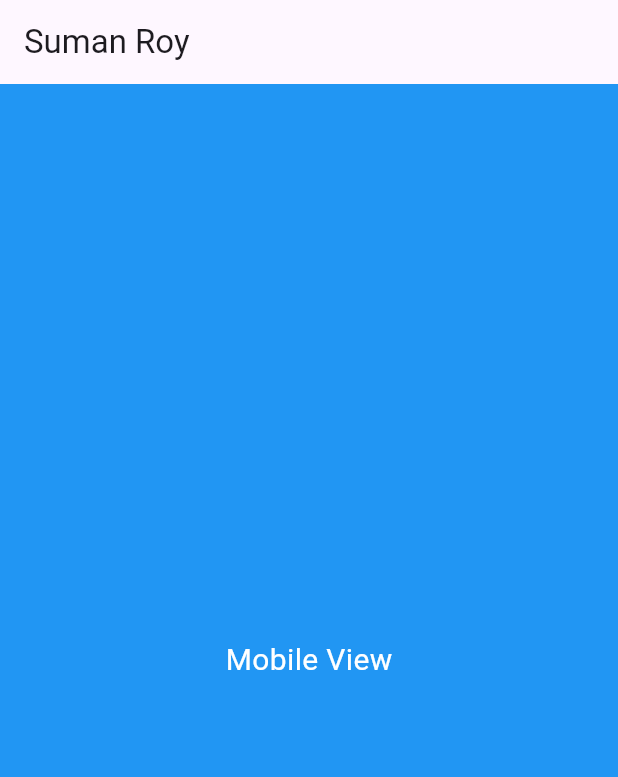
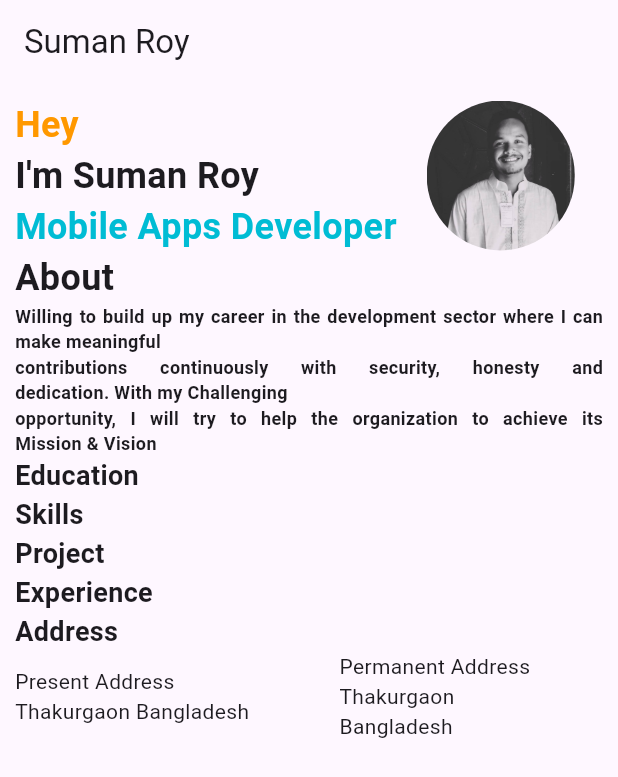
Before and after one commit to srmanry/sumanportfolio, a Flutter app: the screen it shows after launch, on a phone screen of 412 x 824 dp. Shown: the top 777 px of the screen. Run offline on Flutter 3.47's test engine with Material 3 defaults, Android fonts, the phone set to English and light mode, and no system bars; our stand-ins replace device_preview, flutter_screenutil, get; Roboto replaces fonts that are missing (SFProText).

Commit message:
last commit

```diff
--- /dev/null
+++ b/lib/feature/device/view/mobile_screen_view.dart
@@ -0,0 +1,82 @@
+import 'package:flutter/material.dart';
+import 'package:flutter_screenutil/flutter_screenutil.dart';
+import 'package:sumanry/util/dimensions.dart';
+import 'package:sumanry/util/style.dart';
+
+class MobileScreenView extends StatelessWidget {
+  const MobileScreenView({super.key});
+
+  @override
+  Widget build(BuildContext context) {
+    return Scaffold(
+      drawer: Drawer(),
+      body: Padding(
+        padding: const EdgeInsets.all(Dimensions.defaultSize),
+        child: Column(
+          crossAxisAlignment: CrossAxisAlignment.start,
+          children: [
+
+           Container(
+            // color: Colors.black54,
+             child: Row(
+               mainAxisAlignment: MainAxisAlignment.start,
+
+               children: [
+               Column(
+                 crossAxisAlignment: CrossAxisAlignment.start,
+                 children: [
+                  // SizedBox(height: 80,),
+                   Text("Hey ",style: textSemiBold.copyWith(fontSize: 24,color: Colors.orange),),
+                   Text("I'm Suman Roy",style: textSemiBold.copyWith(fontSize: 24),),
+                   Text("Mobile Apps Developer",style: textSemiBold.copyWith(fontSize: 24,color: Colors.cyan),),
+                 ],
+               ),
+              SizedBox(width: 20,),
+              Container(
+                height: 100,
+
+                 // color: Colors.cyan,
+                  child: Expanded(child: ClipRRect(borderRadius: BorderRadius.circular(50),child: Image(image: AssetImage("assets/images/me.jpg",),height: 100,))))
+             ],),
+           ),
+
+
+            Text("About",style: textSemiBold.copyWith(fontSize: 24),),
+            Text("""Willing to build up my career in the development sector where I can make meaningful
+            contributions continuously with security, honesty and dedication. With my Challenging
+            opportunity, I will try to help the organization to achieve its Mission & Vision""",
+              textAlign: TextAlign.justify,
+              style: textSemiBold.copyWith(fontSize: 12,),),
+            Text("Education",style: textSemiBold.copyWith(fontSize: 18),),
+            Text("Skills",style: textSemiBold.copyWith(fontSize: 18),),
+            Text("Project",style: textSemiBold.copyWith(fontSize: 18),),
+            Text("Experience",style: textSemiBold.copyWith(fontSize: 18),),
+            Column(crossAxisAlignment: CrossAxisAlignment.start,
+              children: [
+                Text("Address",style: textSemiBold.copyWith(fontSize: 18),),
+                Row(mainAxisAlignment: MainAxisAlignment.start,
+                  children: [
+                    Column(crossAxisAlignment: CrossAxisAlignment.start,
+                      children: [
+                        Text("Present Address"),
+                        Text("Thakurgaon Bangladesh"),
+                      ],
+                    ),
+                    SizedBox(width:60,),
+                    Column(crossAxisAlignment: CrossAxisAlignment.start,
+                      children: [
+                        Text("Permanent Address"),
+                        Text("Thakurgaon\nBangladesh"),
+                      ],
+                    ),
+                  ],
+                ),
+
+              ],
+            ),
+          ],
+        ),
+      ),
+    );
+  }
+}
--- a/lib/feature/home/view/home_screen_view.dart
+++ b/lib/feature/home/view/home_screen_view.dart
@@ -1,27 +1,51 @@
 import 'package:flutter/material.dart';
+import 'package:sumanry/common/custom_tabar.dart';
+import 'package:sumanry/feature/device/view/mobile_screen_view.dart';
 import 'package:sumanry/util/responsive_helper.dart';
 
-class HomeScreenView extends StatelessWidget {
-  const HomeScreenView({super.key});
+class HomeScreenView extends StatefulWidget {
+   HomeScreenView({super.key});
+
+  @override
+  State<HomeScreenView> createState() => _HomeScreenViewState();
+}
+
+class _HomeScreenViewState extends State<HomeScreenView> {
+  List category =["About","Skills","Project","Contract"];
+  int selectedIndex = 0;
+  setSelectedIndex(int index){
+    setState(() {
+      selectedIndex = index;
+    });
+  }
 
   @override
   Widget build(BuildContext context) {
     return Scaffold(
+
       appBar: AppBar(title: Text("Suman Roy"),),
-      body: ResponsiveWidget(
-        mobile: Container(
-          color: Colors.blue,
-          child: const Center(child: Text('Mobile View', style: TextStyle(fontSize: 20, color: Colors.white))),
-        ),
-        tab: Container(
-          color: Colors.green,
-          child: const Center(child: Text('Tablet View', style: TextStyle(fontSize: 20, color: Colors.white))),
-        ),
-        desktop: Container(
-          color: Colors.red,
-          child: const Center(child: Text('Desktop View', style: TextStyle(fontSize: 20, color: Colors.white))),
-        ),
-      ),
+      body: ResponsiveWidget(mobile:MobileScreenView(), tab: Container(
+        height:50,width: double.infinity,
+        child:ListView.builder(itemCount: category.length,
+            scrollDirection: Axis.horizontal,itemBuilder: (_,index){
+              return FundRisingTypeItem( index: index,selectedIndex: selectedIndex,
+                  tabNameWidget:Text(category[index],style:TextStyle(color:  index ==selectedIndex?Color(0xFFB71C1C):Colors.black,fontSize: 14,fontWeight: FontWeight.w700)) ,
+
+                  onTap: (){setState(() {selectedIndex = index;});}
+              );
+            }),
+      ), desktop:
+      Container(
+        height: 120,width: double.infinity,
+        child: ListView.builder(scrollDirection: Axis.horizontal,
+            itemCount: category.length,
+            itemBuilder: (_,index){
+              return  Padding(
+                padding: const EdgeInsets.symmetric(horizontal: 100),
+                child: Text("${category[index]}"),
+              );
+            }),
+      ),),
     );
   }
 }
--- a/lib/main.dart
+++ b/lib/main.dart
@@ -1,9 +1,18 @@
+import 'package:device_preview/device_preview.dart';
+import 'package:flutter/foundation.dart';
 import 'package:flutter/material.dart';
+import 'package:get/get.dart';
 import 'package:sumanry/feature/home/view/home_screen_view.dart';
 
-void main() {
+/*void main() {
   runApp(const MyApp());
-}
+}*/
+void main() => runApp(
+  DevicePreview(
+    enabled: !kReleaseMode,
+    builder: (context) => MyApp(), // Wrap your app
+  ),
+);
 
 class MyApp extends StatelessWidget {
   const MyApp({super.key});
@@ -11,7 +20,7 @@ class MyApp extends StatelessWidget {
   // This widget is the root of your application.
   @override
   Widget build(BuildContext context) {
-    return MaterialApp(
+    return GetMaterialApp(
       debugShowCheckedModeBanner: false,
       title: 'Flutter Demo',
       theme: ThemeData(
--- a/pubspec.yaml
+++ b/pubspec.yaml
@@ -37,6 +37,7 @@ dependencies:
   get: ^4.6.6
   http: ^1.2.2
   flutter_screenutil: ^5.9.3
+  device_preview: ^1.2.0
 
 dev_dependencies:
   flutter_test:
@@ -48,6 +49,7 @@ dev_dependencies:
   # package. See that file for information about deactivating specific lint
   # rules and activating additional ones.
   flutter_lints: ^5.0.0
+
 
 # For information on the generic Dart part of this file, see the
 # following page: https://dart.dev/tools/pub/pubspec
@@ -61,8 +63,8 @@ flutter:
   uses-material-design: true
 
   # To add assets to your application, add an assets section, like this:
-  # assets:
-  #   - images/a_dot_burr.jpeg
+  assets:
+    - assets/images/
   #   - images/a_dot_ham.jpeg
 
   # An image asset can refer to one or more resolution-specific "variants", see
```
Also changed, not shown: lib/common/custom_tabar.dart (added, +74 -0 lines), assets/images/me.jpg (added), assets/images/me1.png (added), assets/images/suman.jpg (added), assets/me1.png (added), lib/feature/device/view/desktop_screen_view.dart (added), pubspec.lock, 1 other file.
